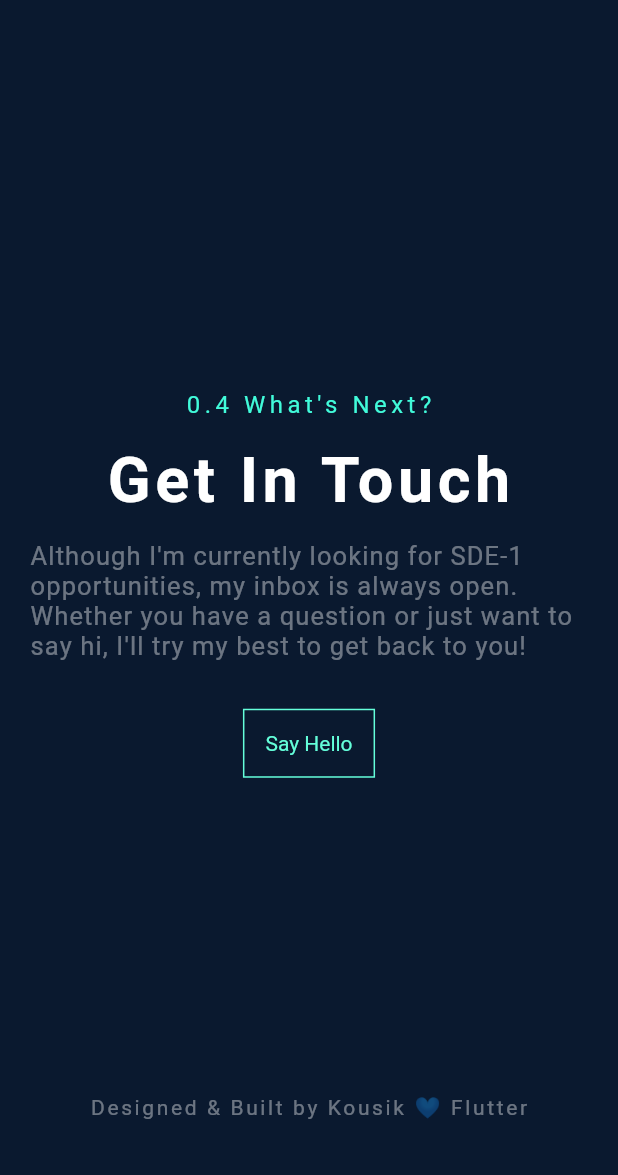
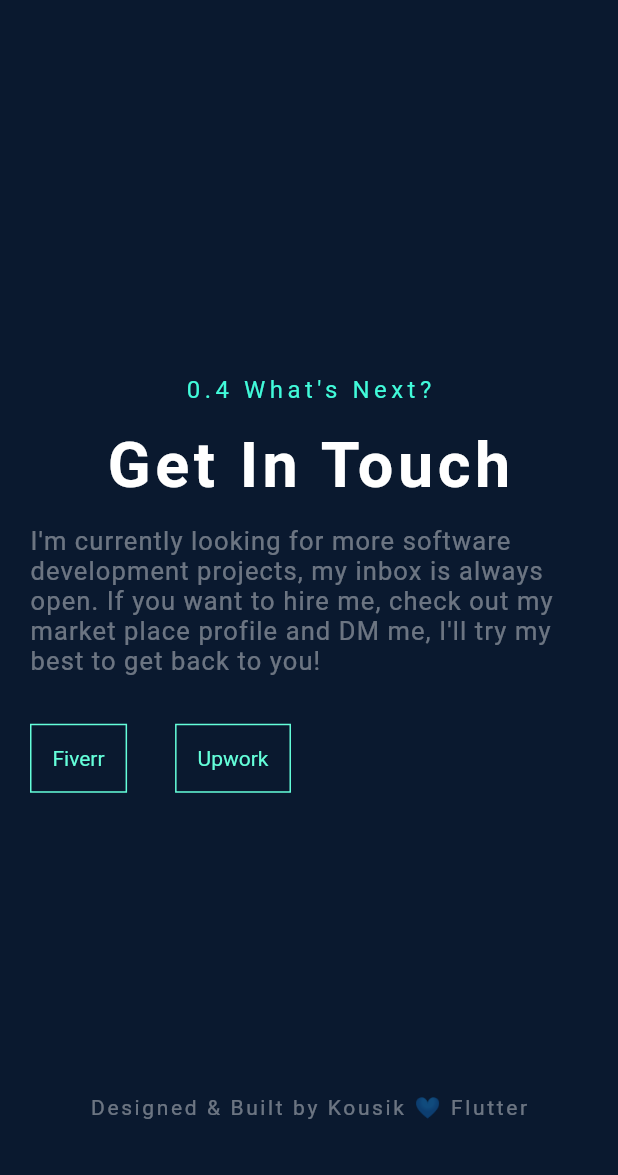
Before and after one commit to ambanikousik/kousik_portfolio, a Flutter app: the Contact screen opened by its route, on a phone screen of 412 x 824 dp, the part 61-1236 px from its top. Run offline on Flutter 3.47's test engine with Material 2 defaults, Android fonts, the phone set to English and light mode, and no system bars; our stand-ins replace auto_route, bloc, dartz, flutter_bloc, font_awesome_flutter, freezed_annotation and 3 more; generated files the repository leaves out were written again; network calls fail.

Commit message:
contact page updated

```diff
--- a/lib/presentation/pages/about.dart
+++ b/lib/presentation/pages/about.dart
@@ -2,7 +2,6 @@
 import 'package:kousik_portfolio/presentation/widgets/custom_text.dart';
 import 'package:kousik_portfolio/presentation/widgets/custom_title.dart';
 import 'package:kousik_portfolio/presentation/widgets/topbar.dart';
-import 'package:styled_widget/styled_widget.dart';
 
 class About extends StatelessWidget {
   Widget technology(BuildContext context, String text) {
--- a/lib/presentation/pages/contact.dart
+++ b/lib/presentation/pages/contact.dart
@@ -52,7 +52,7 @@
                       Wrap(
                         children: [
                           Text(
-                            "Although I'm currently looking for SDE-1 opportunities, my inbox is always open. Whether you have a question or just want to say hi, I'll try my best to get back to you!",
+                            "I'm currently looking for more software development projects, my inbox is always open. If you want to hire me, check out my market place profile and DM me, I'll try my best to get back to you!",
                             textAlign: TextAlign.start,
                             style: TextStyle(
                               color: Colors.white.withOpacity(0.4),
@@ -65,18 +65,41 @@
                       const SizedBox(
                         height: 32.0,
                       ),
+                      Row(
+                        children: [
                           InkWell(
                             onTap: () {
-                          method.launchEmail();
+                              method.launchURL(
+                                  "https://www.fiverr.com/share/xXAgwq");
                             },
                             child: const Text(
-                          "Say Hello",
+                              "Fiverr",
                               style: TextStyle(
                                 color: Color(0xff64FFDA),
                               ),
                             ),
                           ).padding(all: 15).decorated(
-                          border: Border.all(color: const Color(0xff64FFDA))),
+                              border:
+                                  Border.all(color: const Color(0xff64FFDA))),
+                          const SizedBox(
+                            width: 32.0,
+                          ),
+                          InkWell(
+                            onTap: () {
+                              method.launchURL(
+                                  "https://www.upwork.com/o/profiles/users/~012e81ac8e539be6a0/?s=996364627857502209");
+                            },
+                            child: const Text(
+                              "Upwork",
+                              style: TextStyle(
+                                color: Color(0xff64FFDA),
+                              ),
+                            ),
+                          ).padding(all: 15).decorated(
+                              border:
+                                  Border.all(color: const Color(0xff64FFDA))),
+                        ],
+                      ),
                     ],
                   ),
                 ),
```
Lines whose indentation alone changed are shown as unchanged.
